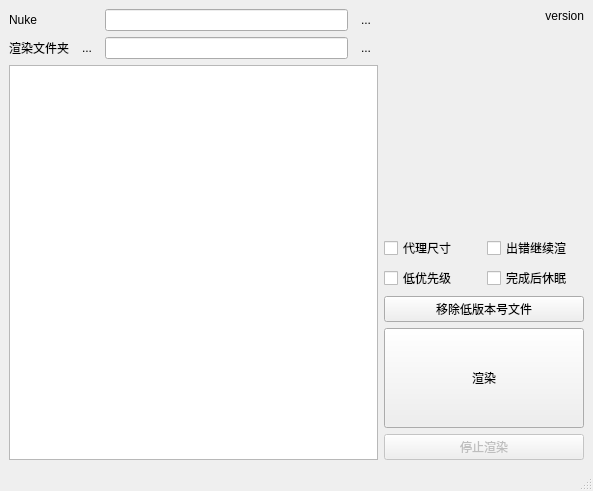
Above: Comp/nuke/batchrender/mainwindow.ui from NateScarlet/Scripts before the change. Below: the same form after it.
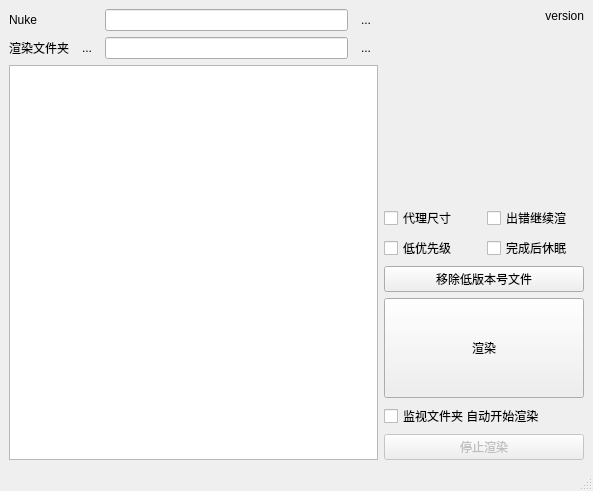
That is the form after the change.

Patch:
```diff
--- a/Comp/nuke/batchrender/mainwindow.ui
+++ b/Comp/nuke/batchrender/mainwindow.ui
@@ -197,6 +197,13 @@
         </property>
        </widget>
       </item>
+      <item>
+       <widget class="QCheckBox" name="checkBoxAutoStart">
+        <property name="text">
+         <string>监视文件夹 自动开始渲染</string>
+        </property>
+       </widget>
+      </item>
       <item>
        <widget class="QPushButton" name="stopButton">
         <property name="enabled">
```
